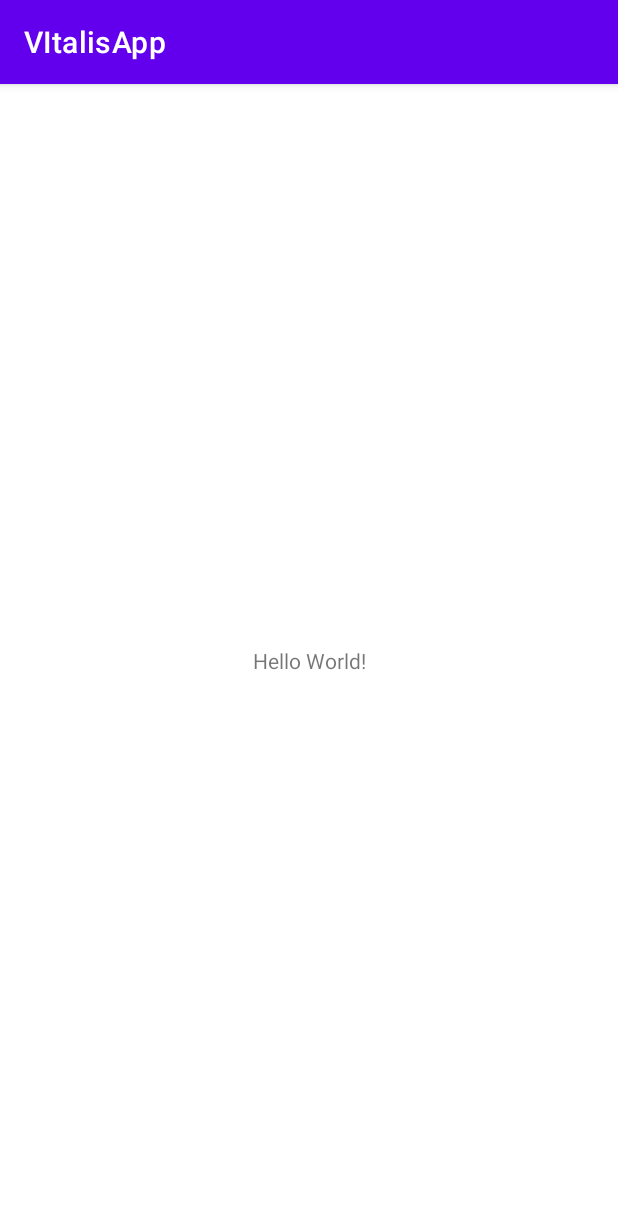
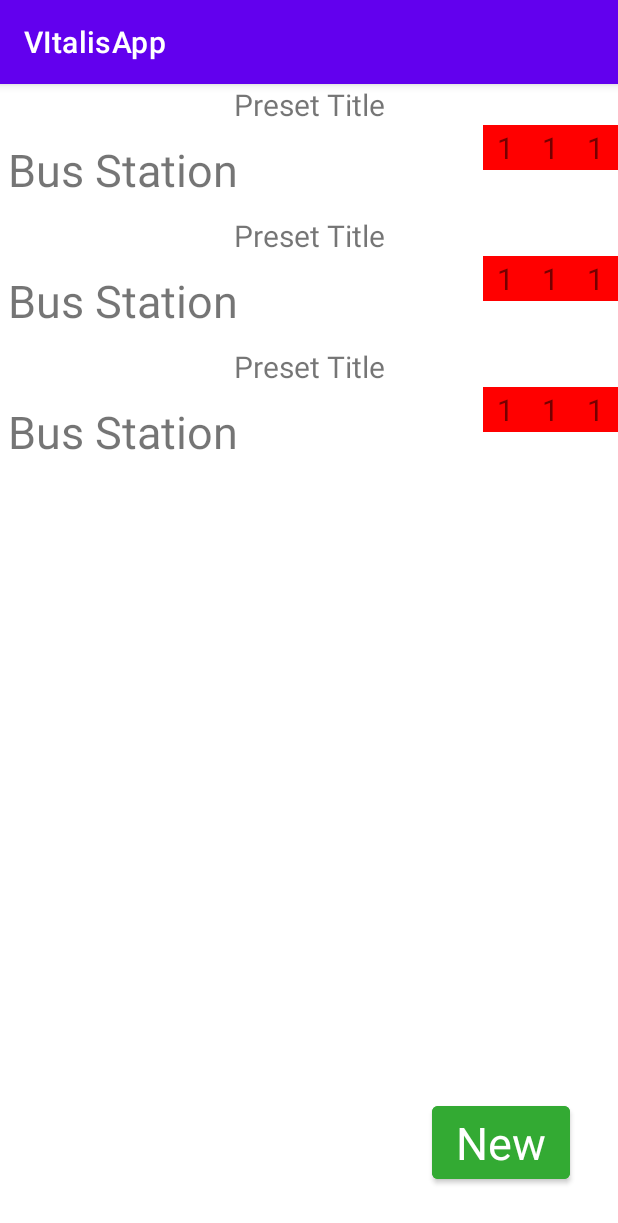
Before and after one commit to Bubulleux/Better-Bus-Poitiers, an Android app: the screen it shows after launch (MainActivity), on a phone screen of 412 x 824 dp. Shown: the top 1223 px of the screen. Run offline under Robolectric (Android 15) with nearby library versions, the light colour scheme and no system bars.

Commit message:
List Preset

```diff
--- a/app/build.gradle
+++ b/app/build.gradle
@@ -32,6 +32,7 @@ dependencies {
     implementation 'androidx.appcompat:appcompat:1.3.1'
     implementation 'com.google.android.material:material:1.4.0'
     implementation 'androidx.constraintlayout:constraintlayout:2.1.0'
+    implementation 'com.google.code.gson:gson:2.8.8'
     testImplementation 'junit:junit:4.+'
     androidTestImplementation 'androidx.test.ext:junit:1.1.3'
     androidTestImplementation 'androidx.test.espresso:espresso-core:3.4.0'
--- a/app/src/main/java/com/example/vitalisapp/MainActivity.java
+++ b/app/src/main/java/com/example/vitalisapp/MainActivity.java
@@ -1,28 +1,106 @@
 package com.example.vitalisapp;
 
-import android.widget.TextView;
+import android.content.Context;
+import android.view.LayoutInflater;
+import android.view.View;
+import android.view.ViewGroup;
+import android.widget.BaseAdapter;
+import android.widget.GridView;
+import android.widget.ListView;
 import androidx.appcompat.app.AppCompatActivity;
 import android.os.Bundle;
 
+import java.util.ArrayList;
+import java.util.List;
+
 public class MainActivity extends AppCompatActivity {
 
-	private ApiInteractor interactor = new ApiInteractor();
-	private TextView output;
+	private final ApiInteractor interactor = new ApiInteractor();
+	private final List<PresetItem> presets = new ArrayList<>();
+	public LayoutInflater inflater;
 
     @Override
     protected void onCreate(Bundle savedInstanceState) {
         super.onCreate(savedInstanceState);
         setContentView(R.layout.activity_main);
-		output = findViewById(R.id.text_output);
+
+
 		System.out.println("Start");
+		//TestInteractor();
+		presets.add(new PresetItem("Ecole", "Voie Malraux", new String[]{"1", "11"}, false ));
+		presets.add(new PresetItem("Ecole2", "Notre Dame", new String[]{"1", "25"}, true ));
+		presets.add(new PresetItem("Sus amogus", "Voie Malraux", new String[]{"1", "34"}, false ));
+		GridView presetListView = (GridView)findViewById(R.id.preset_list);
+		System.out.println(presetListView);
+
+		if (presetListView == null)
+		{
+			System.out.println("Preset List view not found");
+			return;
+		}
+
+		inflater = LayoutInflater.from(this);
+
+
+		presetListView.setAdapter(new UpdateAdapter<PresetItem>(this, presets, new UpdateAdapter.IUpdateAdapter<PresetItem>() {
+			@Override
+			public View getView(int i, View view, ViewGroup viewGroup, LayoutInflater inflater, List<PresetItem> list) {
+				view = inflater.inflate(R.layout.preset_item, null);
+				return view;
+			}
+		}));
+
+		//presetListView.setAdapter(new CustomAdapter(this));
+
+
+    }
+
+	private void TestInteractor()
+	{
 		interactor.GetToken(token -> {
 			System.out.println("Request token Success");
 			//output.setText(token);
 
-			interactor.GetAllStations(json -> System.out.println(json));
-		});
+			interactor.GetAllStations(object ->
+			{
+				for (Station station: object)
+				{
+					System.out.println(station.name);
+				}
+				Station station = object[869];
+				interactor.GetStationLine(station, new ApiInteractor.CallbackObject<Line[]>() {
+					@Override
+					public void onResponse(Line[] object) {
+						for(Line line : object)
+						{
+							System.out.printf("%s  %s  %s\n", line.name, line.line_id, line.color);
+						}
+						interactor.GetStationLineId(station, object[0], new ApiInteractor.CallbackObject<StationLineInfo>() {
+							@Override
+							public void onResponse(StationLineInfo object) {
+								System.out.println(object.stop_id);
+
+								interactor.GetNextPassage(station, null, new ApiInteractor.CallbackObject<NextPassages>() {
+									@Override
+									public void onResponse(NextPassages object) {
+										for (Passage nextPassages: object.realtime)
+										{
+											System.out.printf("%s %s\n", nextPassages.destinationName, nextPassages.expectedDepartureTime);
+										}
+
+										ListView presetListView = (ListView) findViewById(R.id.preset_list);
+										System.out.println(presetListView);
+									}
+								});
+
+							}
+						});
+
+					}
+				});
+			});
 
 
-
-    }
+		});
+	}
 }
--- /dev/null
+++ b/app/src/main/java/com/example/vitalisapp/PresetItem.java
@@ -0,0 +1,16 @@
+package com.example.vitalisapp;
+
+public class PresetItem {
+	public String name;
+	public String stationName;
+	public String[] lineId;
+	public boolean isFavorite;
+
+	public PresetItem(String  name, String stationName, String lineId[], boolean isFavorite)
+	{
+		this.name = name;
+		this.stationName = stationName;
+		this.lineId = lineId;
+		this.isFavorite = isFavorite;
+	}
+}
--- /dev/null
+++ b/app/src/main/java/com/example/vitalisapp/UpdateAdapter.java
@@ -0,0 +1,50 @@
+package com.example.vitalisapp;
+
+import android.content.Context;
+import android.view.LayoutInflater;
+import android.view.View;
+import android.view.ViewGroup;
+import android.widget.BaseAdapter;
+
+import java.util.List;
+
+public class UpdateAdapter<T> extends BaseAdapter
+{
+	private final LayoutInflater inflater;
+	private final List<T> list;
+	private final IUpdateAdapter<T> interfaceAdapter;
+
+
+	public UpdateAdapter(Context context, List<T> list, IUpdateAdapter<T> interfaceAdapter)
+	{
+		this.inflater = LayoutInflater.from(context);
+		this.list = list;
+		this.interfaceAdapter = interfaceAdapter;
+	}
+
+	@Override
+	public int getCount() {
+		return list.size();
+	}
+
+	@Override
+	public T getItem(int i) {
+		return list.get(i);
+	}
+
+	@Override
+	public long getItemId(int i)
+	{
+		return 0;
+	}
+
+	@Override
+	public View getView(int i, View view, ViewGroup viewGroup) {
+		return interfaceAdapter.getView(i, view, viewGroup, inflater, list);
+	}
+
+	public interface IUpdateAdapter<T>
+	{
+		View getView(int i, View view, ViewGroup viewGroup, LayoutInflater inflater, List<T> list);
+	}
+}
--- a/app/src/main/res/layout/activity_main.xml
+++ b/app/src/main/res/layout/activity_main.xml
@@ -6,14 +6,28 @@
 		android:layout_width="match_parent"
 		android:layout_height="match_parent"
 		tools:context=".MainActivity">
-	<TextView
-			android:id="@+id/text_output"
+
+	<Button
+			android:text="@string/new_btn"
+			android:textSize="30sp"
 			android:layout_width="wrap_content"
 			android:layout_height="wrap_content"
-			android:text="Hello World!"
+			android:id="@+id/button"
+			app:layout_constraintEnd_toEndOf="parent"
 			app:layout_constraintBottom_toBottomOf="parent"
-			app:layout_constraintLeft_toLeftOf="parent"
-			app:layout_constraintRight_toRightOf="parent"
-			app:layout_constraintTop_toTopOf="parent"/>
+			android:layout_marginBottom="32dp" android:layout_marginRight="32dp" android:layout_marginEnd="32dp"
+			android:backgroundTint="@color/color_btn"
+			style="@style/Base.CardView"
+			tools:targetApi="lollipop"/>
+
+
+	<GridView
+			android:id="@+id/preset_list"
+			android:layout_width="match_parent"
+			android:layout_height="0dp"
+			app:layout_constraintTop_toTopOf="parent"
+			app:layout_constraintBottom_toBottomOf="parent"
+
+			app:layout_constraintEnd_toEndOf="parent"/>
 
 </androidx.constraintlayout.widget.ConstraintLayout>
--- /dev/null
+++ b/app/src/main/res/layout/preset_item.xml
@@ -0,0 +1,64 @@
+<?xml version="1.0" encoding="utf-8"?>
+<androidx.constraintlayout.widget.ConstraintLayout
+		xmlns:android="http://schemas.android.com/apk/res/android"
+		xmlns:app="http://schemas.android.com/apk/res-auto"
+		xmlns:tools="http://schemas.android.com/tools"
+		android:layout_width="match_parent"
+		android:layout_height="wrap_content">
+
+	<TextView
+			android:layout_width="match_parent"
+			android:layout_height="wrap_content"
+			android:text="Preset Title"
+			android:textSize="20dp"
+			android:gravity="center"
+			app:layout_constraintTop_toTopOf="parent"
+			app:layout_constraintLeft_toLeftOf="parent"
+			android:id="@+id/name_txt"/>
+
+	<TextView
+			android:layout_width="0dp"
+			android:layout_height="0dp"
+			android:text="Bus Station"
+			android:textSize="30dp"
+			app:layout_constraintTop_toBottomOf="@+id/name_txt"
+			app:layout_constraintLeft_toLeftOf="parent"
+			app:layout_constraintBottom_toBottomOf="parent"
+			android:gravity="center_vertical"
+			android:paddingLeft="5dp"
+			android:id="@+id/station_text"
+			app:layout_constraintRight_toLeftOf="@id/line_list"/>
+
+	<GridLayout
+			android:layout_width="wrap_content"
+			android:layout_height="60dp"
+			app:layout_constraintRight_toRightOf="parent"
+			app:layout_constraintBottom_toBottomOf="parent"
+			app:layout_constraintTop_toBottomOf="@+id/name_txt"
+			android:id="@+id/line_list"
+			android:rowCount="2"
+
+			>
+		<TextView
+				android:layout_width="30dp"
+				android:layout_height="30dp"
+				android:textSize="20dp"
+				android:text="1"
+				android:background="#F00"
+				android:gravity="center"/>
+		<TextView
+				android:layout_width="30dp"
+				android:layout_height="30dp"
+				android:textSize="20dp"
+				android:text="1"
+				android:background="#F00"
+				android:gravity="center"/>
+		<TextView
+				android:layout_width="30dp"
+				android:layout_height="30dp"
+				android:textSize="20dp"
+				android:text="1"
+				android:background="#F00"
+				android:gravity="center"/>
+	</GridLayout>
+</androidx.constraintlayout.widget.ConstraintLayout>
--- a/app/src/main/res/values/colors.xml
+++ b/app/src/main/res/values/colors.xml
@@ -7,4 +7,5 @@
 	<color name="teal_700">#FF018786</color>
 	<color name="black">#FF000000</color>
 	<color name="white">#FFFFFFFF</color>
+	<color name="color_btn">#33AA33</color>
 </resources>
--- a/app/src/main/res/values/strings.xml
+++ b/app/src/main/res/values/strings.xml
@@ -1,3 +1,4 @@
 <resources>
 	<string name="app_name">VItalisApp</string>
+	<string name="new_btn">New</string>
 </resources>
--- /dev/null
+++ b/app/src/main/res/values/style.xml
@@ -0,0 +1,6 @@
+<?xml version="1.0" encoding="utf-8"?>
+<resources>
+	<style name="btn_style">
+
+	</style>
+</resources>
```
Also changed, not shown: app/src/main/java/com/example/vitalisapp/ApiInteractor.java (+160 -11 lines), app/src/main/java/com/example/vitalisapp/CustomAdapter.java (added, +35 -0 lines), app/src/main/java/com/example/vitalisapp/JsonObject.java (added, +61 -0 lines), 1 other file.
